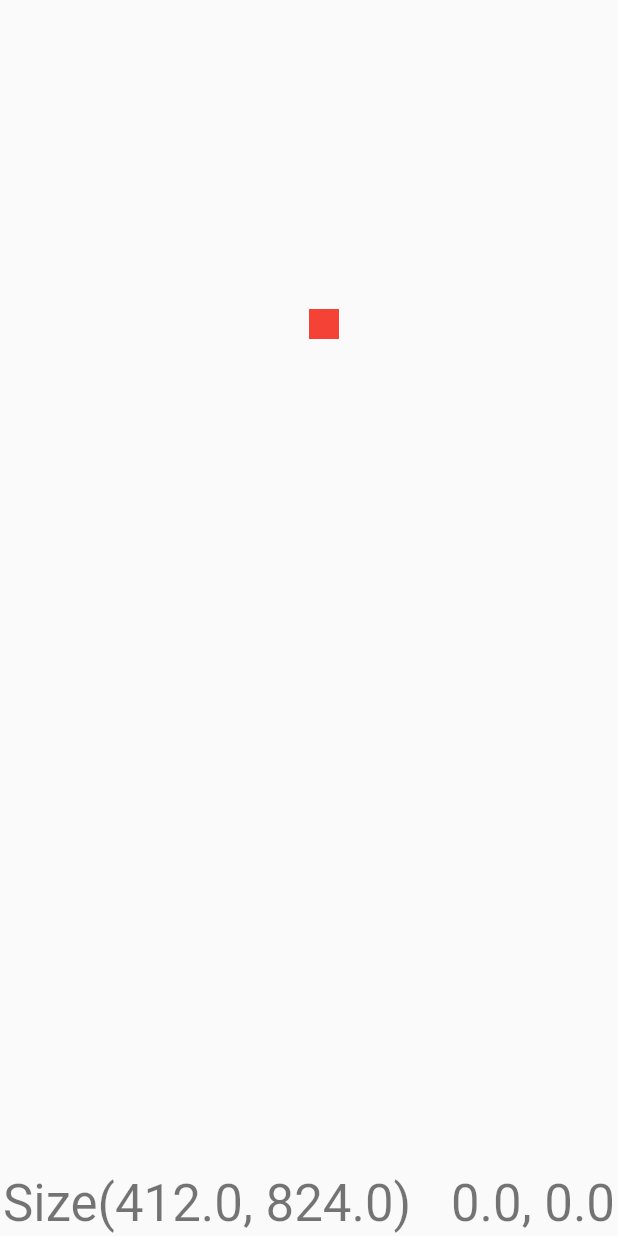
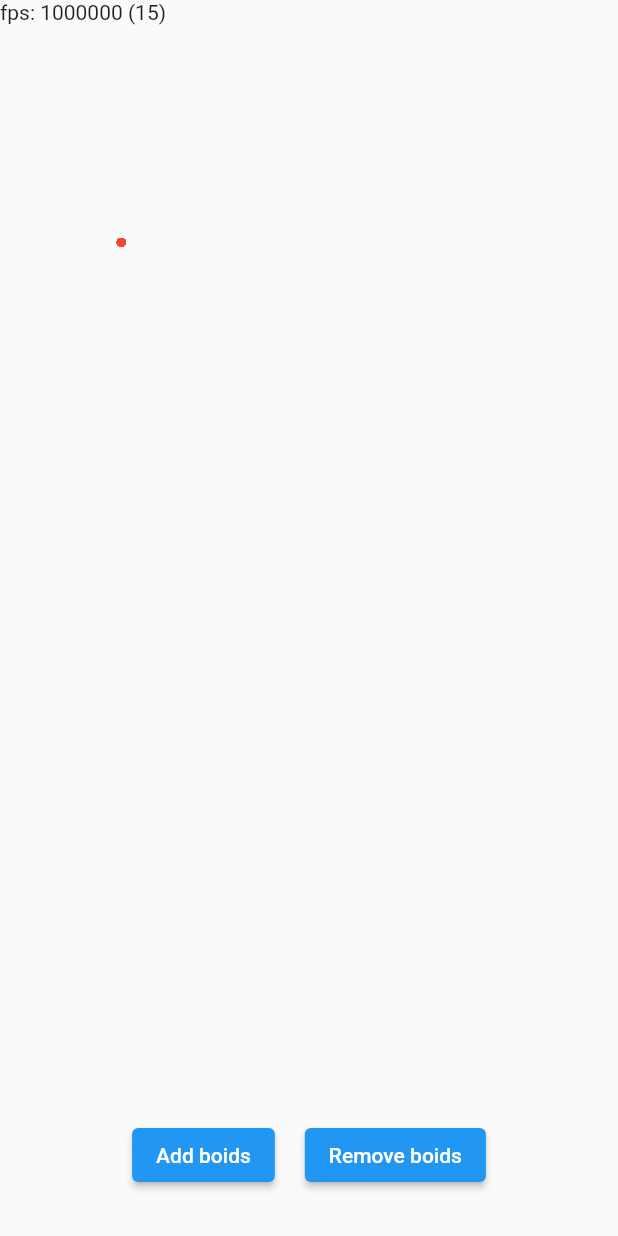
Before and after one commit to aidandavis/flutter_boids, a Flutter app: the screen it shows after launch, on a phone screen of 412 x 824 dp. Run offline on Flutter 3.47's test engine with Material 2 defaults, Android fonts, the phone set to English and light mode, and no system bars.

Commit message:
animations with add and remove

```diff
--- a/lib/main.dart
+++ b/lib/main.dart
@@ -1,4 +1,5 @@
 import 'package:flutter/material.dart';
+import 'dart:math';
 
 void main() {
   runApp(MyApp());
@@ -25,52 +26,166 @@ class MyHomePage extends StatefulWidget {
   _MyHomePageState createState() => _MyHomePageState();
 }
 
-class _MyHomePageState extends State<MyHomePage> {
-  var mx = 0.0;
-  var my = 0.0;
+class _MyHomePageState extends State<MyHomePage>
+    with SingleTickerProviderStateMixin {
+  static const boidsPerOperation = 15;
+
+  // list of boids
+  final List<Boid> boids = [];
+
+  /// time of last frame in microseconds
+  int lastFrameTime = 0;
+  int fps;
+
+  @override
+  void initState() {
+    createTicker(_tick)..start();
+
+    _addBoids();
+
+    super.initState();
+  }
+
+  _tick(Duration totalElapsedDuration) {
+    int dt = totalElapsedDuration.inMicroseconds - lastFrameTime;
+    lastFrameTime = totalElapsedDuration.inMicroseconds;
+
+    if (dt == 0) {
+      dt = 1;
+    }
+
+    fps = 1000000 ~/ dt;
+
+    for (var boid in boids) {
+      boid.applyVelocity(dt);
+    }
+
+    setState(() {});
+  }
+
+  void _addBoids() {
+    this.setState(() {
+      for (var i = 0; i < boidsPerOperation; i++) {
+        boids.add(Boid.createRandom());
+      }
+    });
+  }
+
+  void _removeBoids() {
+    this.setState(() {
+      for (var i = 0; i < boidsPerOperation; i++) {
+        boids.removeAt(Random().nextInt(boids.length));
+      }
+    });
+  }
 
   @override
   Widget build(BuildContext context) {
-    var screenSize = MediaQuery.of(context).size;
+    final screenSize = MediaQuery.of(context).size;
 
     return Scaffold(
-      body: MouseRegion(
-        onHover: (event) => setState(() {
-          mx = event.position.dx;
-          my = event.position.dy;
-        }),
+      body: CustomPaint(
+        painter: BoidPainter(boids),
+        child: Container(
+          height: screenSize.height,
+          width: screenSize.width,
           child: Stack(
             children: [
               Positioned(
-              left: 2,
-              bottom: 2,
-              child: Text(
-                screenSize.toString(),
-                style: Theme.of(context).textTheme.headline4,
+                child: Text('fps: ${fps ?? 0} (${boids.length})'),
+              ),
+              Align(
+                alignment: Alignment.bottomCenter,
+                child: Padding(
+                  padding: const EdgeInsets.all(20),
+                  child: Wrap(
+                    alignment: WrapAlignment.center,
+                    children: [
+                      Padding(
+                        padding: EdgeInsets.all(10),
+                        child: ElevatedButton(
+                          child: Text('Add boids'),
+                          onPressed: () => _addBoids(),
                         ),
                       ),
-            Positioned(
-              right: 2,
-              bottom: 2,
-              child: Text(
-                '$mx, $my',
-                style: Theme.of(context).textTheme.headline4,
+                      Padding(
+                        padding: EdgeInsets.all(10),
+                        child: ElevatedButton(
+                          child: Text('Remove boids'),
+                          onPressed: () => _removeBoids(),
                         ),
                       ),
-            Positioned(
-              left: screenSize.width / 2,
-              top: screenSize.height / 4,
-              child: SizedBox(
-                height: 20,
-                width: 20,
-                child: Container(
-                  color: Colors.red,
+                    ],
                   ),
                 ),
               ),
             ],
           ),
         ),
+      ),
     );
   }
 }
+
+/// the boid
+/// position (x, y) will be 0 to 1, so will scale to viewport
+/// velocity will be in 0.01 units per second
+class Boid {
+  //posistion
+  double x;
+  double y;
+
+  // velocity
+  double vx;
+  double vy;
+
+  Boid(this.x, this.y, this.vx, this.vy);
+
+  /// create a boid with random velocity starting in the center
+  Boid.createRandom() {
+    x = 0.5;
+    y = 0.5;
+
+    vx = (Random().nextDouble() - 0.5) * 10;
+    vy = (Random().nextDouble() - 0.5) * 10;
+  }
+
+  void applyVelocity(int dt) {
+    final seconds = dt / 1000000;
+
+    x += vx * 0.01 * seconds;
+    if (x > 1) {
+      x = x - 1;
+    }
+    if (x < 0) {
+      x = x + 1;
+    }
+
+    y += vy * 0.01 * seconds;
+    if (y > 1) {
+      y = y - 1;
+    }
+    if (y < 0) {
+      y = y + 1;
+    }
+  }
+}
+
+class BoidPainter extends CustomPainter {
+  final List<Boid> boids;
+
+  BoidPainter(this.boids);
+
+  @override
+  void paint(Canvas canvas, Size size) {
+    for (var boid in boids) {
+      var boidPosition = Offset(boid.x * size.width, boid.y * size.height);
+      canvas.drawCircle(boidPosition, 3, Paint()..color = Colors.red);
+    }
+  }
+
+  @override
+  bool shouldRepaint(covariant CustomPainter oldDelegate) {
+    return true;
+  }
+}
```
Lines whose indentation alone changed are shown as unchanged.
